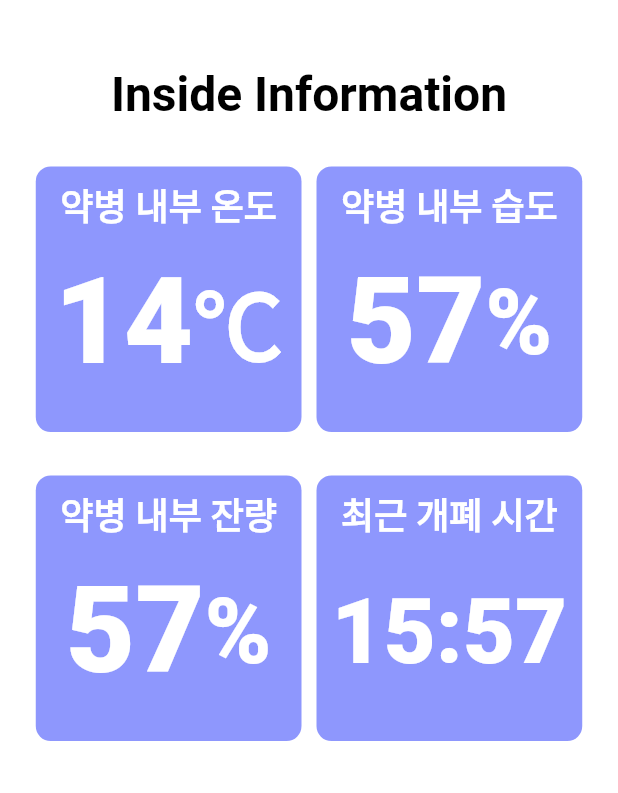
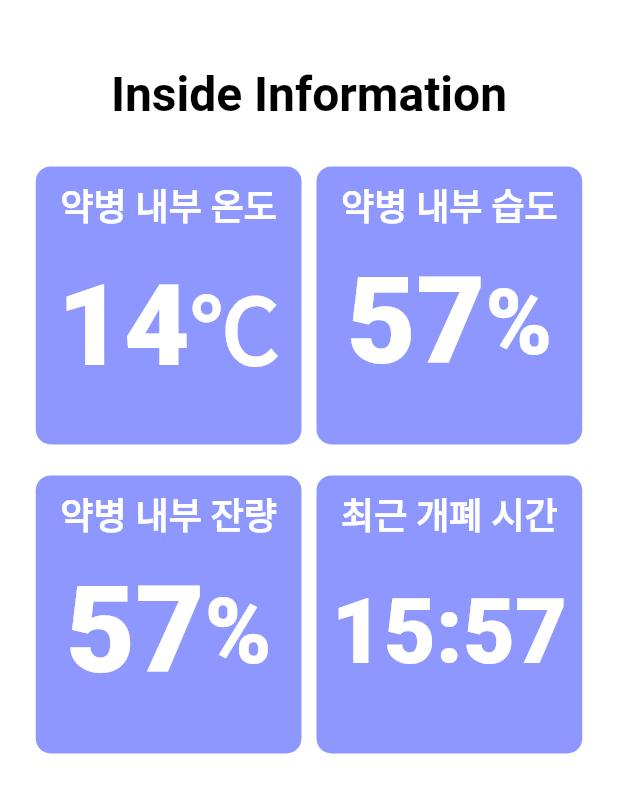
Before and after one commit to Park-KwonSoo/smart-medicine-bottle, a Flutter app: what ineerInformationpage() shows on an empty page, opened directly, on a phone screen of 412 x 824 dp. Shown: the top 793 px of the screen. Run offline on Flutter 3.47's test engine with Material 2 defaults, Android fonts, the phone set to English and light mode, and no system bars; our stand-ins replace flutter_blue, flutter_datetime_picker, flutter_local_notifications, flutter_screenutil, rxdart, shared_preferences; accounts and stored records are empty; Roboto replaces fonts that are missing (NotoSansKR).

```diff
--- a/frontend/flutter_application_1/lib/src/screens/DashBoard.dart
+++ b/frontend/flutter_application_1/lib/src/screens/DashBoard.dart
@@ -238,7 +238,7 @@ Widget ineerInformationpage(BuildContext context) {
                     children: <Widget>[
                       Container(
                         width: size.width * 0.43,
-                        height: size.width * 0.43,
+                        height: size.width * 0.45,
                         margin: const EdgeInsets.all(5.0),
                         padding: const EdgeInsets.fromLTRB(10, 5, 10, 10),
                         decoration: BoxDecoration(
@@ -265,7 +265,7 @@ Widget ineerInformationpage(BuildContext context) {
                             ),
                             Container(
                               width: size.width,
-                              height: size.height * 0.14,
+                              height: size.height * 0.145,
                               child: Center(
                                 child: Row(
                                   mainAxisAlignment: MainAxisAlignment.center,
@@ -276,7 +276,7 @@ Widget ineerInformationpage(BuildContext context) {
                                       textScaleFactor: 1.0,
                                       style: TextStyle(
                                           color: Colors.white,
-                                          fontSize: 80,
+                                          fontSize: 76,
                                           fontFamily: 'NotoSansKR',
                                           fontWeight: FontWeight.w800),
                                     ),
@@ -299,7 +299,7 @@ Widget ineerInformationpage(BuildContext context) {
                       ),
                       Container(
                         width: size.width * 0.43,
-                        height: size.width * 0.43,
+                        height: size.width * 0.45,
                         margin: const EdgeInsets.all(5.0),
                         padding: const EdgeInsets.fromLTRB(10, 5, 10, 10),
                         decoration: BoxDecoration(
@@ -377,7 +377,7 @@ Widget ineerInformationpage(BuildContext context) {
                     children: <Widget>[
                       Container(
                         width: size.width * 0.43,
-                        height: size.width * 0.43,
+                        height: size.width * 0.45,
                         margin: const EdgeInsets.all(5.0),
                         padding: const EdgeInsets.fromLTRB(10, 5, 10, 10),
                         decoration: BoxDecoration(
@@ -438,7 +438,7 @@ Widget ineerInformationpage(BuildContext context) {
                       ),
                       Container(
                         width: size.width * 0.43,
-                        height: size.width * 0.43,
+                        height: size.width * 0.45,
                         margin: const EdgeInsets.all(5.0),
                         padding: const EdgeInsets.fromLTRB(10, 5, 10, 10),
                         decoration: BoxDecoration(
--- a/frontend/flutter_application_1/lib/src/screens/SettingPage.dart
+++ b/frontend/flutter_application_1/lib/src/screens/SettingPage.dart
@@ -161,7 +161,7 @@ class _SettingPageState extends State<SettingPage> {
                               ));
                         },
                         child: Text(
-                          '약 정보 수정',
+                          '회원 정보 수정',
                           textScaleFactor: 1.0,
                           style: TextStyle(
                               color: Colors.white,
```
Also changed, not shown: frontend/flutter_application_1/lib/src/screens/SettingPage/Bluetooth.dart (+107 -2 lines), 1 other file.
